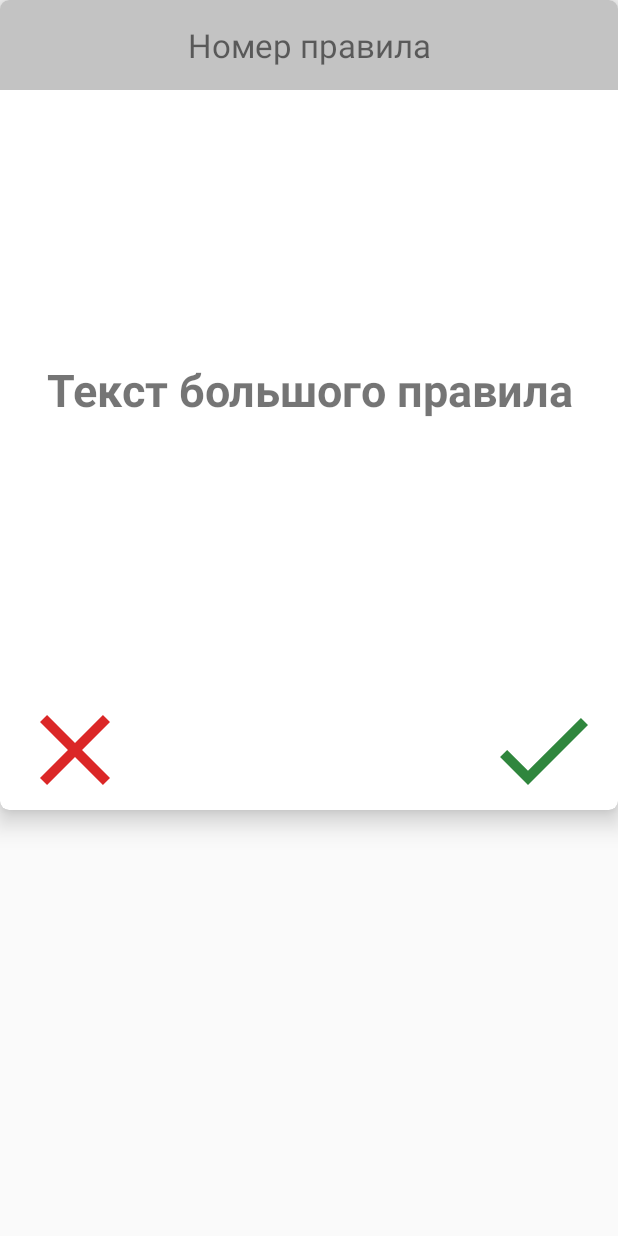
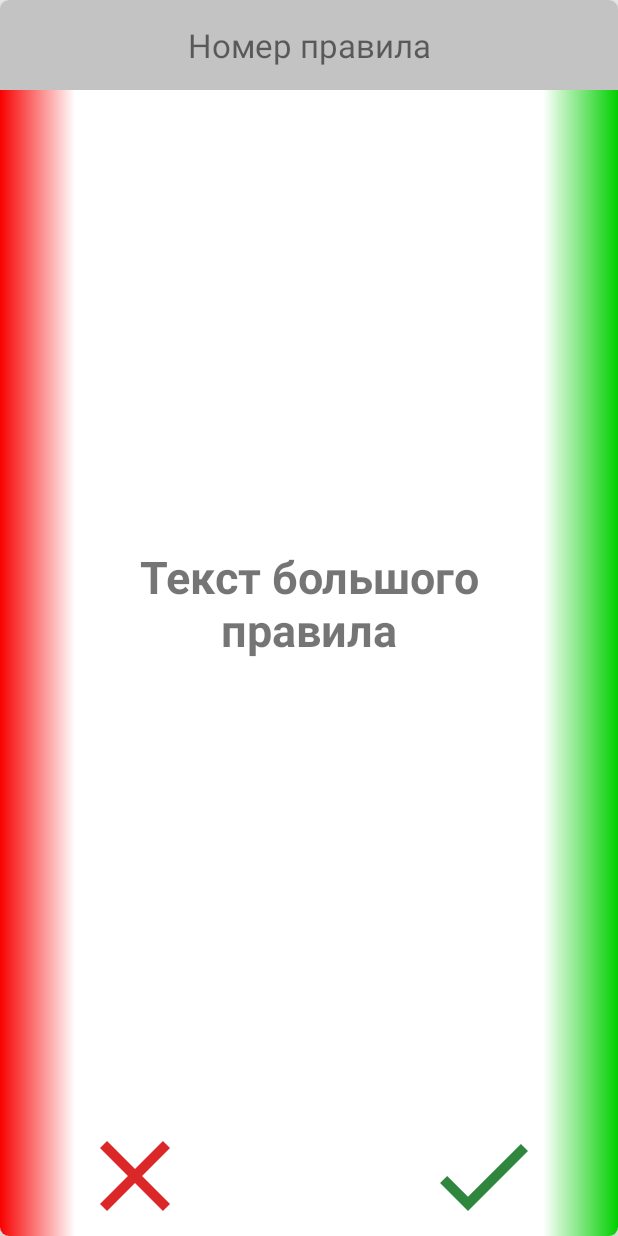
Before and after one commit to MaratHmit/conduct_rules, an Android app: the layout rule_card.xml on its own in the app's theme, with its tools: preview values and no code run, on a phone screen of 412 x 824 dp. Run offline under Robolectric (Android 15) with nearby library versions, the phone set to English and light mode, and no system bars.

Commit message:
раскараска сторон слайдера

```diff
--- /dev/null
+++ b/app/src/main/res/drawable-v24/green_gradient.xml
@@ -0,0 +1,8 @@
+<?xml version="1.0" encoding="utf-8"?>
+<shape xmlns:android="http://schemas.android.com/apk/res/android">
+    <gradient
+        android:type="linear"
+        android:angle="0"
+        android:startColor="#ffffff"
+        android:endColor="#00CF00" />
+</shape>
--- /dev/null
+++ b/app/src/main/res/drawable-v24/red_gradient.xml
@@ -0,0 +1,8 @@
+<?xml version="1.0" encoding="utf-8"?>
+<shape xmlns:android="http://schemas.android.com/apk/res/android">
+    <gradient
+        android:type="linear"
+        android:angle="0"
+        android:startColor="#f80000"
+        android:endColor="#ffffff" />
+</shape>
--- /dev/null
+++ b/app/src/main/res/drawable/ic_do_not_touch.xml
@@ -0,0 +1,5 @@
+<vector android:height="24dp" android:tint="#455A64"
+    android:viewportHeight="24" android:viewportWidth="24"
+    android:width="24dp" xmlns:android="http://schemas.android.com/apk/res/android">
+    <path android:fillColor="@android:color/white" android:pathData="M13,10.17l-2.5,-2.5V2.25C10.5,1.56 11.06,1 11.75,1S13,1.56 13,2.25V10.17zM20,12.75V11V5.25C20,4.56 19.44,4 18.75,4S17.5,4.56 17.5,5.25V11h-1V3.25C16.5,2.56 15.94,2 15.25,2S14,2.56 14,3.25v7.92l6,6V12.75zM9.5,4.25C9.5,3.56 8.94,3 8.25,3c-0.67,0 -1.2,0.53 -1.24,1.18L9.5,6.67V4.25zM13,10.17l-2.5,-2.5V2.25C10.5,1.56 11.06,1 11.75,1S13,1.56 13,2.25V10.17zM20,12.75V11V5.25C20,4.56 19.44,4 18.75,4S17.5,4.56 17.5,5.25V11h-1V3.25C16.5,2.56 15.94,2 15.25,2S14,2.56 14,3.25v7.92l6,6V12.75zM9.5,4.25C9.5,3.56 8.94,3 8.25,3c-0.67,0 -1.2,0.53 -1.24,1.18L9.5,6.67V4.25zM21.19,21.19L2.81,2.81L1.39,4.22l5.63,5.63L7,9.83v4.3c-1.11,-0.64 -2.58,-1.47 -2.6,-1.48c-0.17,-0.09 -0.34,-0.14 -0.54,-0.14c-0.26,0 -0.5,0.09 -0.7,0.26C3.12,12.78 2,13.88 2,13.88l6.8,7.18c0.57,0.6 1.35,0.94 2.18,0.94H17c0.62,0 1.18,-0.19 1.65,-0.52l-0.02,-0.02l1.15,1.15L21.19,21.19z"/>
+</vector>
--- a/app/src/main/res/layout/rule_card.xml
+++ b/app/src/main/res/layout/rule_card.xml
@@ -1,40 +1,57 @@
 <?xml version="1.0" encoding="utf-8"?>
-<android.support.v7.widget.CardView
-    xmlns:android="http://schemas.android.com/apk/res/android"
+<android.support.v7.widget.CardView xmlns:android="http://schemas.android.com/apk/res/android"
     xmlns:card_view="http://schemas.android.com/apk/res-auto"
+    android:layout_width="match_parent"
     android:layout_height="wrap_content"
-    android:layout_width="match_parent"
     android:background="#FF7F26"
     card_view:cardCornerRadius="6dp"
-    card_view:cardElevation="10dp"
-    >
+    card_view:cardElevation="10dp">
+
     <LinearLayout
-        android:orientation="vertical"
         android:layout_width="match_parent"
         android:layout_height="wrap_content"
-        android:minHeight="540dp">
+        android:minHeight="540dp"
+        android:orientation="vertical">
+
         <TextView
+            android:id="@+id/text_code"
             android:layout_width="match_parent"
             android:layout_height="60dp"
+            android:layout_gravity="center_horizontal"
+            android:background="#C3C3C3"
+            android:gravity="center"
             android:text="Номер правила"
-            android:id="@+id/text_code"
-            android:gravity="center"
-            android:textSize="22sp"
-            android:background="#C3C3C3"
-            android:layout_gravity="center_horizontal" />
+            android:textSize="22sp" />
+
+        <LinearLayout
+            android:layout_width="match_parent"
+            android:layout_height="match_parent"
+            android:orientation="horizontal">
+
+            <View
+                android:layout_width="50dp"
+                android:layout_height="match_parent"
+                android:background="@drawable/red_gradient" />
+
+            <LinearLayout
+                android:layout_width="0dp"
+                android:layout_weight="1"
+                android:layout_height="match_parent"
+                android:orientation="vertical">
+
                 <TextView
+                    android:id="@+id/text_rule"
                     android:layout_width="match_parent"
                     android:layout_height="0dp"
+                    android:layout_gravity="center_horizontal"
                     android:layout_weight="1"
-            android:textSize="30sp"
-            android:textStyle="bold"
-            android:text="Текст большого правила"
+                    android:breakStrategy="simple"
+                    android:gravity="center"
                     android:paddingLeft="20dp"
                     android:paddingRight="20dp"
-            android:id="@+id/text_rule"
-            android:gravity="center"
-            android:breakStrategy="simple"
-            android:layout_gravity="center_horizontal" />
+                    android:text="Текст большого правила"
+                    android:textSize="30sp"
+                    android:textStyle="bold" />
 
                 <RelativeLayout
                     android:layout_width="match_parent"
@@ -42,25 +59,32 @@
                     android:orientation="horizontal">
 
                     <ImageButton
+                        android:id="@+id/button_check_rule"
                         android:layout_width="80dp"
                         android:layout_height="80dp"
+                        android:layout_alignParentLeft="true"
                         android:background="@null"
-            android:layout_marginLeft="10dp"
-            android:layout_alignParentLeft="true"
                         android:onClick="onButtonUnCheckRuleClick"
-            android:id="@+id/button_check_rule"
-            android:src="@drawable/ic_cancel_24"/>
+                        android:src="@drawable/ic_cancel_24" />
 
                     <ImageButton
+                        android:id="@+id/button_uncheck_rule"
                         android:layout_width="80dp"
                         android:layout_height="80dp"
+                        android:layout_alignParentRight="true"
+
                         android:background="@null"
-            android:id="@+id/button_uncheck_rule"
-            android:layout_marginRight="10dp"
-            android:layout_alignParentRight="true"
                         android:onClick="onButtonCheckRuleClick"
-            android:src="@drawable/ic_check_24"/>
+                        android:src="@drawable/ic_check_24" />
 
                 </RelativeLayout>
             </LinearLayout>
+
+            <View
+                android:layout_width="50dp"
+                android:layout_height="match_parent"
+                android:background="@drawable/green_gradient" />
+
+        </LinearLayout>
+    </LinearLayout>
 </android.support.v7.widget.CardView>
```
Also changed, not shown: app/src/main/java/ru/am/conduct_rules/ui/list_rules/ListRulesFragment.java (+44 -5 lines), app/src/main/java/ru/am/conduct_rules/ui/practice/PracticeFragment.java (+12 -3 lines), app/src/main/java/ru/am/conduct_rules/ui/profile/ProfileFragment.java (+38 -1 lines), 2 other files. Lines whose indentation alone changed are shown as unchanged.
